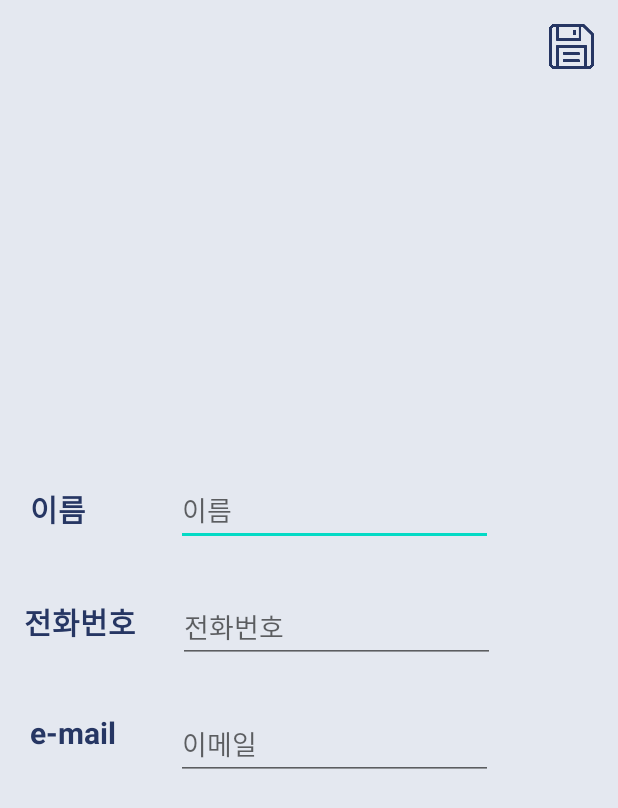
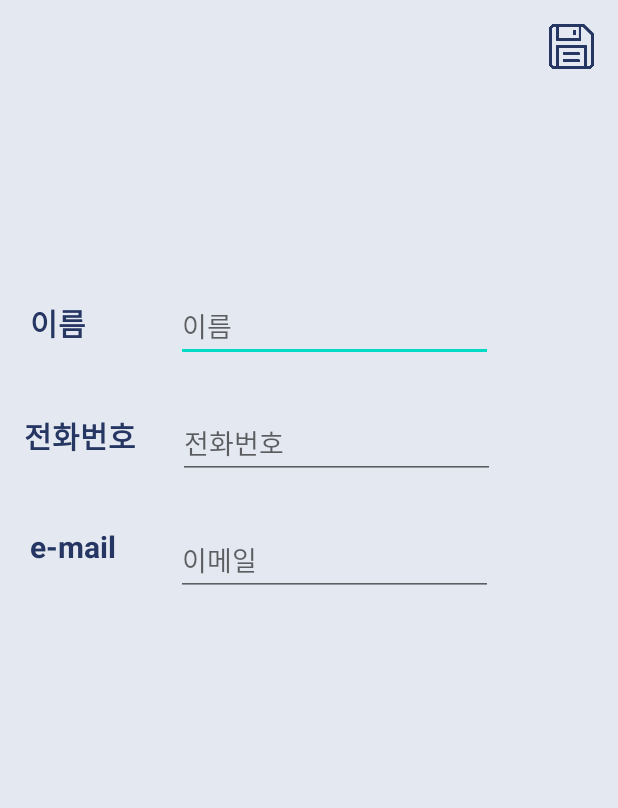
Before and after one commit to yjsohn/MadCamp1, an Android app: the ContactActivity screen opened directly, with no data from a screen before it, on a phone screen of 412 x 824 dp. Shown: the top 808 px of the screen. Run offline under Robolectric (Android 15) with nearby library versions, the light colour scheme and no system bars.

Commit message:
[Contact] Modify Contact Activity UI

```diff
--- a/app/src/main/res/layout/activity_contact.xml
+++ b/app/src/main/res/layout/activity_contact.xml
@@ -33,11 +33,11 @@
         android:layout_alignParentTop="true"
         android:layout_alignParentEnd="true"
         android:layout_marginStart="60dp"
-        android:layout_marginTop="316dp"
+        android:layout_marginTop="193dp"
         android:ems="10"
+        android:fontFamily="@font/lotte_light"
         android:hint="이름"
         android:inputType="textPersonName"
-        android:fontFamily="@font/lotte_light"
         app:layout_constraintStart_toEndOf="@+id/textView3"
         app:layout_constraintTop_toTopOf="parent" />
 
@@ -65,10 +65,10 @@
         android:layout_alignParentStart="true"
         android:layout_alignParentEnd="true"
         android:layout_marginStart="20dp"
-        android:layout_marginTop="324dp"
+        android:layout_marginTop="200dp"
         android:text="이름"
+        android:textColor="#263663"
         android:textSize="20sp"
-        android:textColor="#263663"
         android:textStyle="bold"
         app:layout_constraintStart_toStartOf="parent"
         app:layout_constraintTop_toTopOf="parent" />
```
